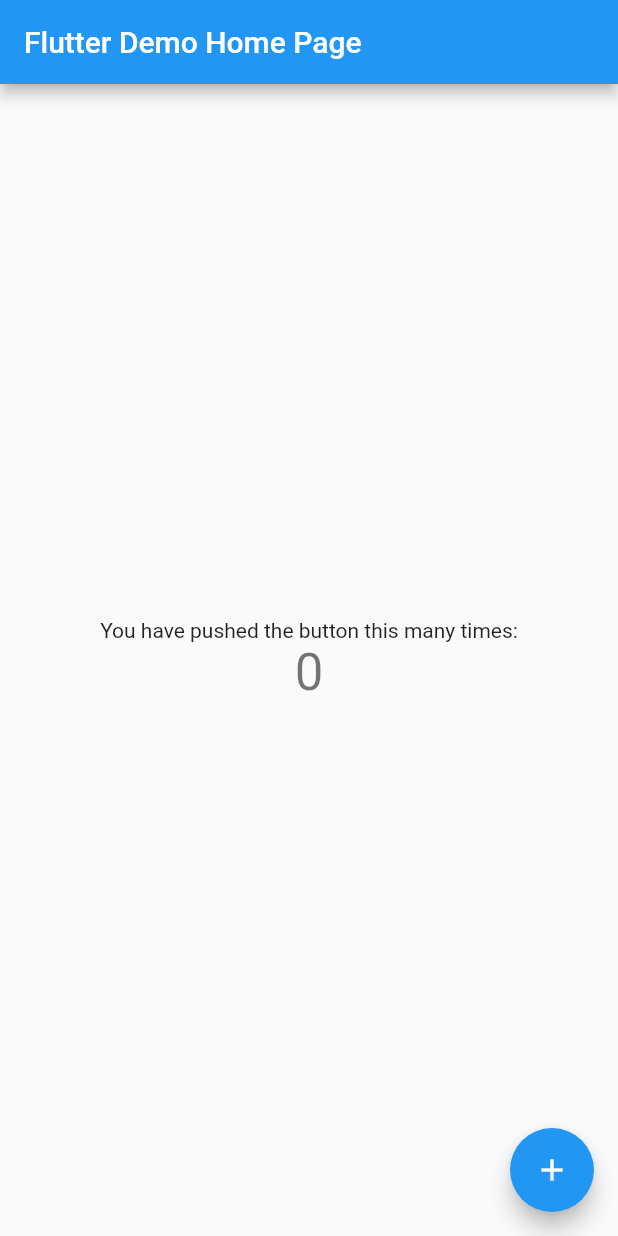
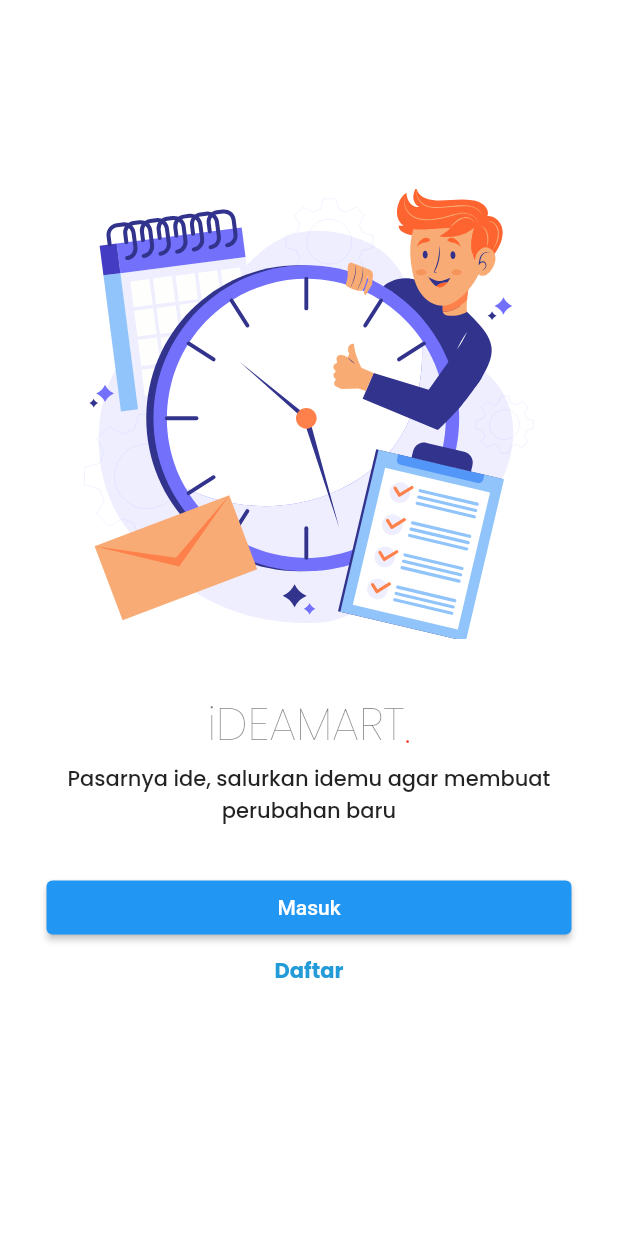
Before and after one commit to MajuSetiaJadiSiregar/idemart, a Flutter app: the screen it shows after launch, on a phone screen of 412 x 824 dp. Run offline on Flutter 3.47's test engine with Material 2 defaults, Android fonts, the phone set to English and light mode, and no system bars; our stand-ins replace flutter_svg.

Commit message:
welcome-screen

```diff
--- a/lib/main.dart
+++ b/lib/main.dart
@@ -1,4 +1,5 @@
 import 'package:flutter/material.dart';
+import 'package:idemart/screen/screen.dart';
 
 void main() {
   runApp(const MyApp());
@@ -7,109 +8,15 @@ void main() {
 class MyApp extends StatelessWidget {
   const MyApp({Key? key}) : super(key: key);
 
-  // This widget is the root of your application.
   @override
   Widget build(BuildContext context) {
     return MaterialApp(
-      title: 'Flutter Demo',
+      title: 'Flutter Ide Mart',
+      debugShowCheckedModeBanner: false,
       theme: ThemeData(
-        // This is the theme of your application.
-        //
-        // Try running your application with "flutter run". You'll see the
-        // application has a blue toolbar. Then, without quitting the app, try
-        // changing the primarySwatch below to Colors.green and then invoke
-        // "hot reload" (press "r" in the console where you ran "flutter run",
-        // or simply save your changes to "hot reload" in a Flutter IDE).
-        // Notice that the counter didn't reset back to zero; the application
-        // is not restarted.
         primarySwatch: Colors.blue,
       ),
-      home: const MyHomePage(title: 'Flutter Demo Home Page'),
+      home: WelcomeScreen()
     );
   }
 }
-
-class MyHomePage extends StatefulWidget {
-  const MyHomePage({Key? key, required this.title}) : super(key: key);
-
-  // This widget is the home page of your application. It is stateful, meaning
-  // that it has a State object (defined below) that contains fields that affect
-  // how it looks.
-
-  // This class is the configuration for the state. It holds the values (in this
-  // case the title) provided by the parent (in this case the App widget) and
-  // used by the build method of the State. Fields in a Widget subclass are
-  // always marked "final".
-
-  final String title;
-
-  @override
-  State<MyHomePage> createState() => _MyHomePageState();
-}
-
-class _MyHomePageState extends State<MyHomePage> {
-  int _counter = 0;
-
-  void _incrementCounter() {
-    setState(() {
-      // This call to setState tells the Flutter framework that something has
-      // changed in this State, which causes it to rerun the build method below
-      // so that the display can reflect the updated values. If we changed
-      // _counter without calling setState(), then the build method would not be
-      // called again, and so nothing would appear to happen.
-      _counter++;
-    });
-  }
-
-  @override
-  Widget build(BuildContext context) {
-    // This method is rerun every time setState is called, for instance as done
-    // by the _incrementCounter method above.
-    //
-    // The Flutter framework has been optimized to make rerunning build methods
-    // fast, so that you can just rebuild anything that needs updating rather
-    // than having to individually change instances of widgets.
-    return Scaffold(
-      appBar: AppBar(
-        // Here we take the value from the MyHomePage object that was created by
-        // the App.build method, and use it to set our appbar title.
-        title: Text(widget.title),
-      ),
-      body: Center(
-        // Center is a layout widget. It takes a single child and positions it
-        // in the middle of the parent.
-        child: Column(
-          // Column is also a layout widget. It takes a list of children and
-          // arranges them vertically. By default, it sizes itself to fit its
-          // children horizontally, and tries to be as tall as its parent.
-          //
-          // Invoke "debug painting" (press "p" in the console, choose the
-          // "Toggle Debug Paint" action from the Flutter Inspector in Android
-          // Studio, or the "Toggle Debug Paint" command in Visual Studio Code)
-          // to see the wireframe for each widget.
-          //
-          // Column has various properties to control how it sizes itself and
-          // how it positions its children. Here we use mainAxisAlignment to
-          // center the children vertically; the main axis here is the vertical
-          // axis because Columns are vertical (the cross axis would be
-          // horizontal).
-          mainAxisAlignment: MainAxisAlignment.center,
-          children: <Widget>[
-            const Text(
-              'You have pushed the button this many times:',
-            ),
-            Text(
-              '$_counter',
-              style: Theme.of(context).textTheme.headline4,
-            ),
-          ],
-        ),
-      ),
-      floatingActionButton: FloatingActionButton(
-        onPressed: _incrementCounter,
-        tooltip: 'Increment',
-        child: const Icon(Icons.add),
-      ), // This trailing comma makes auto-formatting nicer for build methods.
-    );
-  }
-}
--- /dev/null
+++ b/lib/screen/screen.dart
@@ -0,0 +1,4 @@
+import 'package:flutter/material.dart';
+import 'package:flutter_svg/svg.dart';
+
+part 'welcome_screen.dart';
--- /dev/null
+++ b/lib/screen/welcome_screen.dart
@@ -0,0 +1,123 @@
+part of 'screen.dart';
+
+class WelcomeScreen extends StatelessWidget {
+  @override
+  Widget build(BuildContext context) {
+    return Scaffold(
+      appBar: _appbar(),
+      body: _body(context),
+    );
+  }
+
+  AppBar _appbar(){
+    return AppBar(
+      backgroundColor: Colors.white,
+      automaticallyImplyLeading: false,
+      actions: [],
+      centerTitle: true,
+      elevation: 0,
+    );
+  }
+
+  Widget _body(BuildContext context){
+    return SafeArea(
+      child: Container(
+        width: double.infinity,
+        height: double.infinity,
+        decoration: const BoxDecoration(
+          color: Colors.white,
+        ),
+        child: SingleChildScrollView(
+          child: Column(
+            mainAxisSize: MainAxisSize.max,
+            children: [_appLogo(), _header(context), _actionButton(context)],
+          ),
+        ),
+      ),
+    );
+  }
+
+  Widget _appLogo(){
+    return Padding(
+      padding: const EdgeInsetsDirectional.fromSTEB(0, 70, 0, 0),
+      child: SvgPicture.asset(
+        'assets/images/logo.svg',
+        width: 300,
+        height: 300,
+        fit: BoxFit.cover,
+      ),
+    );
+  }
+
+  Widget _header(BuildContext context){
+    return Padding(
+      padding: EdgeInsetsDirectional.fromSTEB(30, 30, 30, 0),
+      child: Column(
+        mainAxisSize: MainAxisSize.max,
+        children: [
+          Row(
+            mainAxisSize: MainAxisSize.max,
+            mainAxisAlignment: MainAxisAlignment.center,
+            children: [
+              Text(
+                'iDEAMART',
+                style: Theme.of(context).textTheme.headline1?.copyWith(
+                  fontFamily: 'Poppins',
+                  fontSize: 30,
+                ),
+              ),
+              Text(
+                '.',
+                style: Theme.of(context).textTheme.headline1?.copyWith(
+                  fontFamily: 'Poppins',
+                  color: Colors.red,
+                  fontSize: 35,
+                ),
+              ),
+            ],
+          ),
+          Text(
+            'Pasarnya ide, salurkan idemu agar membuat perubahan baru',
+            textAlign: TextAlign.center,
+            style: Theme.of(context).textTheme.bodyText1?.copyWith(
+                fontFamily: 'Poppins',
+                fontSize: 14
+            ),
+          )
+        ],
+      ),
+    );
+  }
+
+  Widget _actionButton(BuildContext context){
+    return Padding(
+      padding: const EdgeInsetsDirectional.fromSTEB(30, 30, 30, 0),
+      child: Column(
+        mainAxisSize: MainAxisSize.max,
+        children: [
+          Container(
+            margin: const EdgeInsets.symmetric(horizontal: 1),
+            width: double.infinity,
+            child: ElevatedButton(
+              onPressed: (){print("test");},
+              child: Text("Masuk"),
+            ),
+          ),
+          const SizedBox(height: 8,),
+          GestureDetector(
+            onTap: (){},
+            child: Text(
+              'Daftar',
+              style: Theme.of(context).textTheme.bodyText1?.copyWith(
+                fontFamily: 'Poppins',
+                color: Color(0xFF239BD8),
+                fontWeight: FontWeight.bold,
+              ),
+            ),
+          )
+        ],
+      ),
+    );
+  }
+
+}
--- a/pubspec.yaml
+++ b/pubspec.yaml
@@ -34,6 +34,8 @@ dependencies:
   # The following adds the Cupertino Icons font to your application.
   # Use with the CupertinoIcons class for iOS style icons.
   cupertino_icons: ^1.0.2
+  flutter_svg: ^1.0.3
+  get: ^4.6.1
 
 dev_dependencies:
   flutter_test:
```
Also changed, not shown: pubspec.lock.
